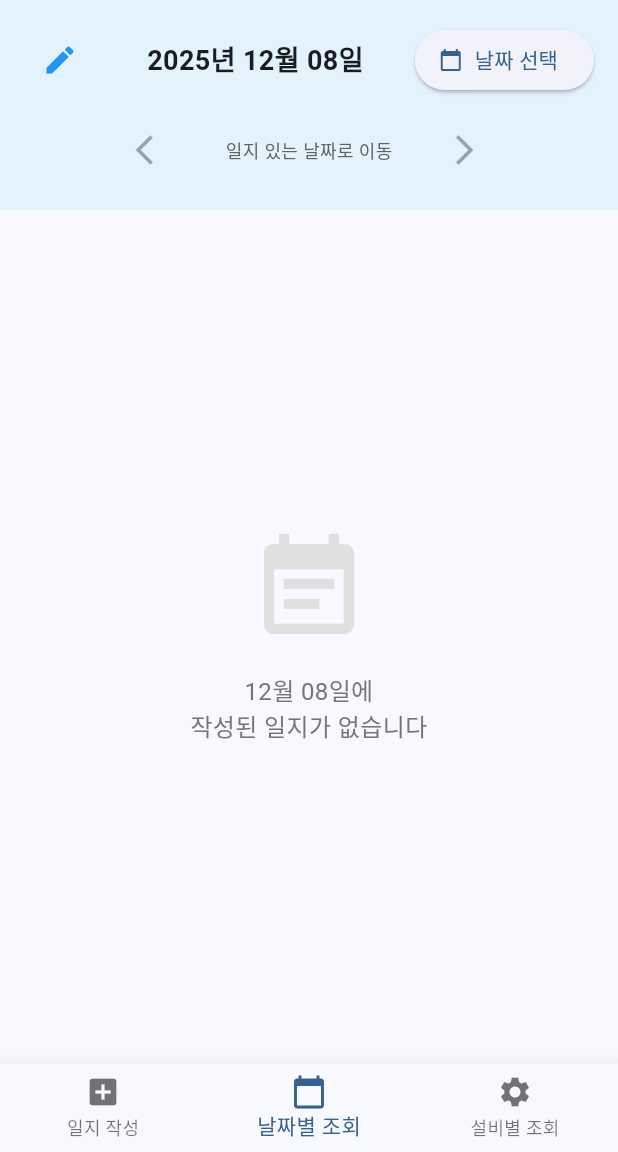
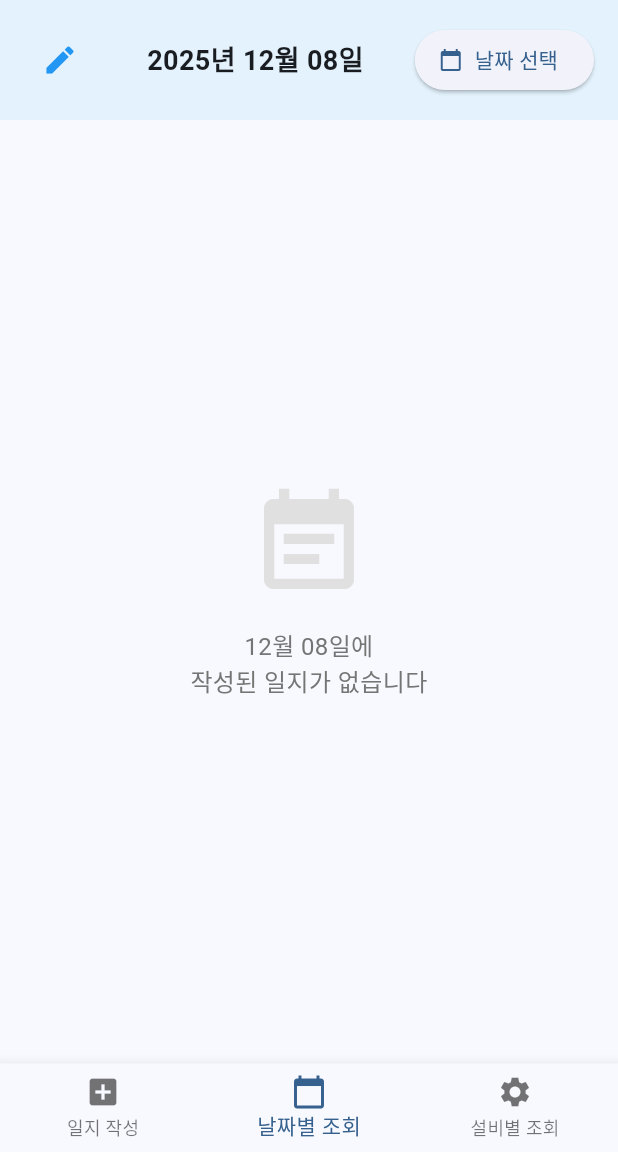
Before and after one commit to hwani1103/log_it, a Flutter app: the screen it shows once a user with an empty profile is signed in, item 2 of the bottom bar chosen, on a phone screen of 412 x 824 dp, the part 84-1236 px from its top. Run offline on Flutter 3.47's test engine with Material 3 defaults, Android fonts, the phone set to English and light mode, and no system bars; our stand-ins replace cached_network_image, cloud_firestore, firebase_auth, firebase_core, firebase_storage, flutter_cache_manager and 3 more; accounts and stored records are empty.

Commit message:
Replace navigation buttons with swipe gestures in date view
날짜별 조회 네비게이션 개선:
- 이전/다음 일지 버튼 제거
- "일지 있는 날짜로 이동" 안내 텍스트 제거
- 좌우 스와이프로 일지 있는 날짜 간 이동
  - 왼쪽 스와이프 → 이전 일지
  - 오른쪽 스와이프 → 다음 일지
- UI 간소화 및 더 직관적인 네비게이션

```diff
--- a/lib/screens/date_view_screen.dart
+++ b/lib/screens/date_view_screen.dart
@@ -94,9 +94,7 @@ class _DateViewScreenState extends State<DateViewScreen> {
         Container(
           padding: const EdgeInsets.all(16),
           color: Colors.blue.shade50,
-          child: Column(
-            children: [
-              Row(
+          child: Row(
             mainAxisAlignment: MainAxisAlignment.spaceBetween,
             children: [
               // 일지 작성 버튼
@@ -135,39 +133,23 @@ class _DateViewScreenState extends State<DateViewScreen> {
               ),
             ],
           ),
-              const SizedBox(height: 12),
-              // 날짜 네비게이션 버튼
-              Row(
-                mainAxisAlignment: MainAxisAlignment.center,
-                children: [
-                  IconButton(
-                    onPressed: hasPreviousLog ? _goToPreviousDateWithLog : null,
-                    icon: const Icon(Icons.arrow_back_ios),
-                    tooltip: '이전 일지',
-                  ),
-                  const SizedBox(width: 24),
-                  Text(
-                    '일지 있는 날짜로 이동',
-                    style: TextStyle(
-                      fontSize: 12,
-                      color: Colors.grey.shade700,
-                    ),
-                  ),
-                  const SizedBox(width: 24),
-                  IconButton(
-                    onPressed: hasNextLog ? _goToNextDateWithLog : null,
-                    icon: const Icon(Icons.arrow_forward_ios),
-                    tooltip: '다음 일지',
-                  ),
-                ],
-              ),
-            ],
-          ),
         ),
         Expanded(
+          child: GestureDetector(
+            onHorizontalDragEnd: (details) {
+              // 왼쪽으로 스와이프 (이전 일지로)
+              if (details.primaryVelocity! < 0 && hasPreviousLog) {
+                _goToPreviousDateWithLog();
+              }
+              // 오른쪽으로 스와이프 (다음 일지로)
+              else if (details.primaryVelocity! > 0 && hasNextLog) {
+                _goToNextDateWithLog();
+              }
+            },
             child: DateLogsList(
               date: _currentDate,
               key: ValueKey(_currentDate.toString()),
+            ),
           ),
         ),
       ],
```
Lines whose indentation alone changed are shown as unchanged.
